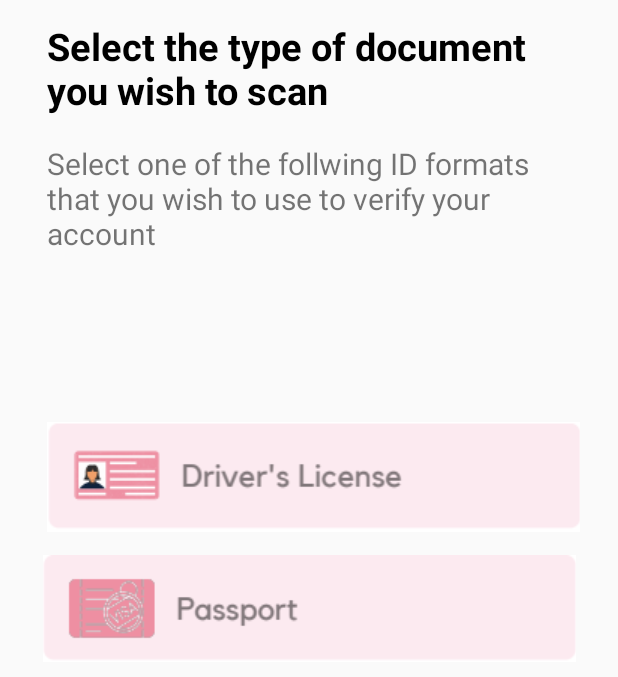
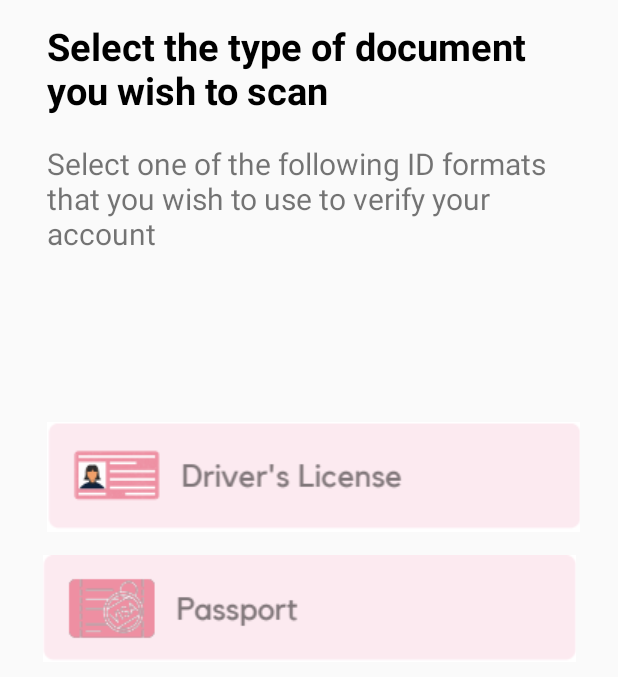
Before and after one commit to ricklepick475/iWipe-Repository, an Android app: the SelectID screen opened directly, with no data from a screen before it, on a phone screen of 412 x 824 dp, the part 132-809 px from its top. Run offline under Robolectric (Android 15) with nearby library versions, the phone set to English and light mode, and no system bars.

Commit message:
3/4 Screens completed

```diff
--- a/app/src/main/java/com/example/iwipe_repository/SelectID.java
+++ b/app/src/main/java/com/example/iwipe_repository/SelectID.java
@@ -2,7 +2,10 @@ package com.example.iwipe_repository;
 
 import androidx.appcompat.app.AppCompatActivity;
 
+import android.content.Intent;
 import android.os.Bundle;
+import android.view.View;
+import android.widget.ImageButton;
 
 public class SelectID extends AppCompatActivity {
 
@@ -10,5 +13,32 @@ public class SelectID extends AppCompatActivity {
     protected void onCreate(Bundle savedInstanceState) {
         super.onCreate(savedInstanceState);
         setContentView(R.layout.activity_select_id);
+
+        ImageButton driverID = findViewById(R.id.drivers);
+        ImageButton passportID = findViewById(R.id.passport);
+        ImageButton cardID = findViewById(R.id.card);
+        driverID.setOnClickListener(new View.OnClickListener() {
+            @Override
+            public void onClick(View view) {
+                Intent driverID = new Intent(SelectID.this, GetStarted.class);
+                startActivity(driverID);
+            }
+        });
+
+        passportID.setOnClickListener(new View.OnClickListener() {
+            @Override
+            public void onClick(View view) {
+                Intent passportID = new Intent(SelectID.this, GetStarted.class);
+                startActivity(passportID);
+            }
+        });
+
+        cardID.setOnClickListener(new View.OnClickListener() {
+            @Override
+            public void onClick(View view) {
+                Intent cardID = new Intent(SelectID.this, GetStarted.class);
+                startActivity(cardID);
+            }
+        });
     }
 }
--- a/app/src/main/res/layout/activity_select_id.xml
+++ b/app/src/main/res/layout/activity_select_id.xml
@@ -43,7 +43,7 @@
         android:layout_marginStart="31dp"
         android:layout_marginTop="8dp"
         android:layout_marginEnd="27dp"
-        android:text="Select one of the follwing ID formats that you wish to use to verify your account"
+        android:text="Select one of the following ID formats that you wish to use to verify your account"
         android:textSize="20dp"
         app:layout_constraintEnd_toEndOf="parent"
         app:layout_constraintStart_toStartOf="parent"
```
